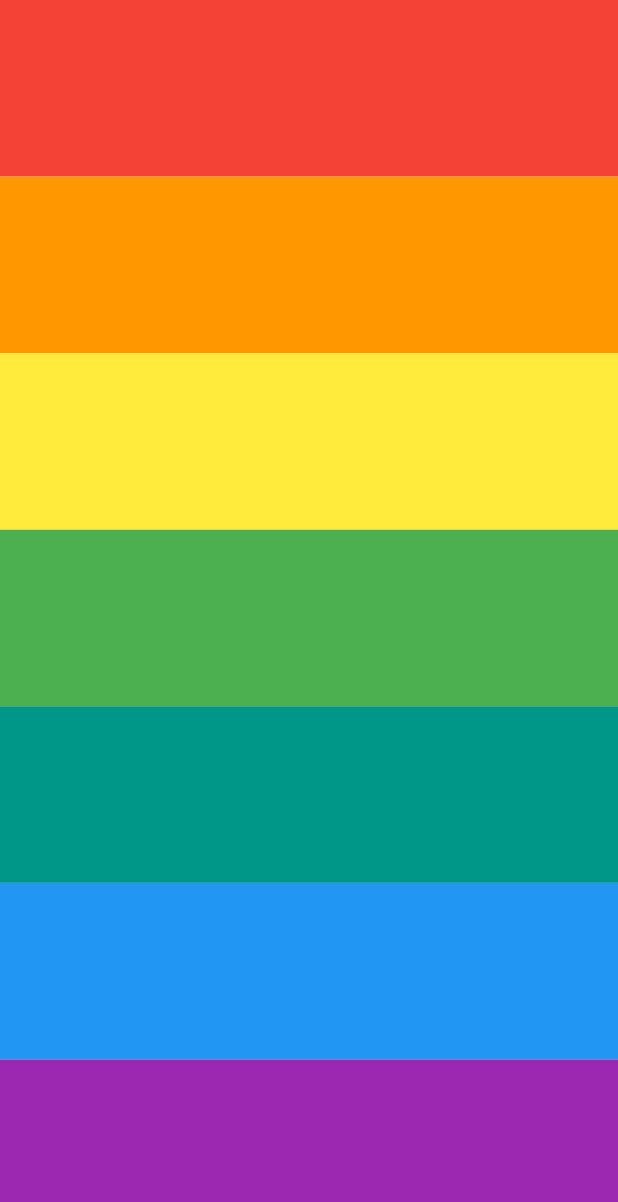
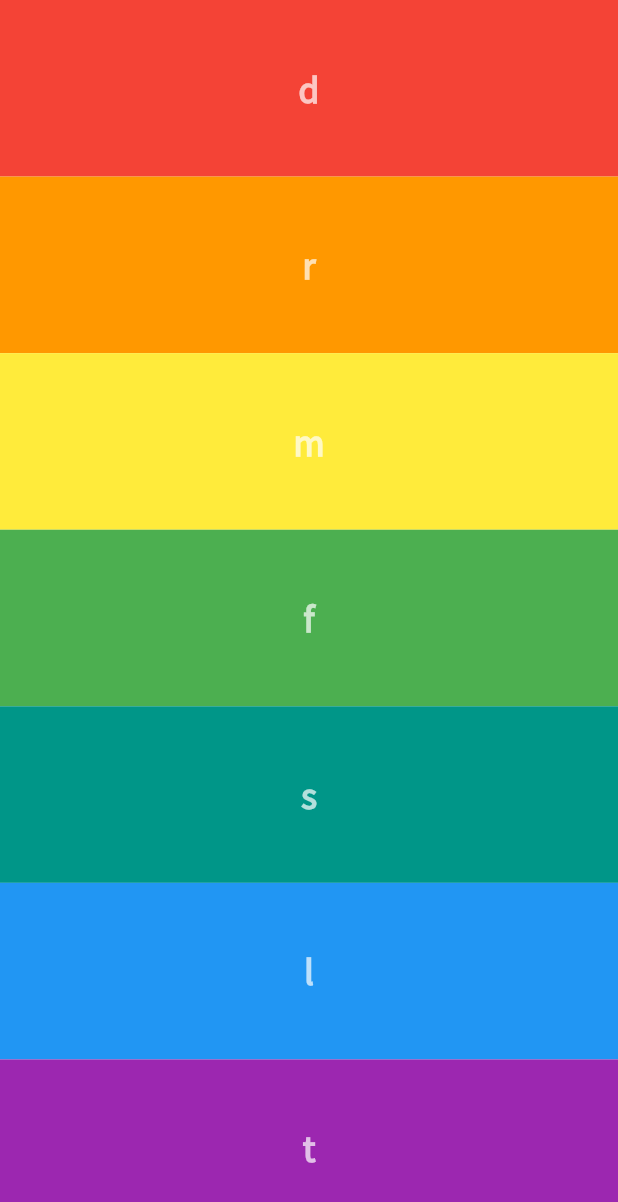
Before and after one commit to ashraf267/xylophone-flutter, a Flutter app: the screen it shows after launch, on a phone screen of 412 x 824 dp. Shown: the top 1202 px of the screen. Run offline on Flutter 3.47's test engine with Material 2 defaults, Android fonts, the phone set to English and light mode, and no system bars; our stand-ins replace audioplayers.

Commit message:
added key sounds (letter rep.) in each key

```diff
--- a/lib/main.dart
+++ b/lib/main.dart
@@ -11,7 +11,7 @@ class XylophoneApp extends StatelessWidget {
   //   player.play('assets_note$soundNumber.wav');
   // }
 
-  Widget buildKey(int soundNumber, Color? keyColor) {
+  Widget buildKey(int soundNumber, Color? keyColor, String keySound) {
     return Expanded(
       child: TxtBtn(
         onTap: () {
@@ -20,6 +20,17 @@ class XylophoneApp extends StatelessWidget {
         },
         decoration: BoxDecoration(
           color: keyColor,
+        ),
+        child: Center(
+          child: Text(
+            keySound,
+            style: const TextStyle(
+              color: Colors.white70,
+              fontFamily: 'SourceSansPro',
+              fontWeight: FontWeight.bold,
+              fontSize: 25,
+            ),
+          ),
         ),
       ),
     );
@@ -32,13 +43,13 @@ class XylophoneApp extends StatelessWidget {
         body: SafeArea(
           child: Column(
             children: [
-              buildKey(1, Colors.red),
-              buildKey(2, Colors.orange),
-              buildKey(3, Colors.yellow),
-              buildKey(4, Colors.green),
-              buildKey(5, Colors.teal),
-              buildKey(6, Colors.blue),
-              buildKey(7, Colors.purple),
+              buildKey(1, Colors.red, 'd'),
+              buildKey(2, Colors.orange, 'r'),
+              buildKey(3, Colors.yellow, 'm'),
+              buildKey(4, Colors.green, 'f'),
+              buildKey(5, Colors.teal, 's'),
+              buildKey(6, Colors.blue, 'l'),
+              buildKey(7, Colors.purple, 't'),
             ],
           ),
         ),
```
Also changed, not shown: pubspec.yaml (+4 -11 lines), fonts/SourceSansPro-Regular.ttf (added).
